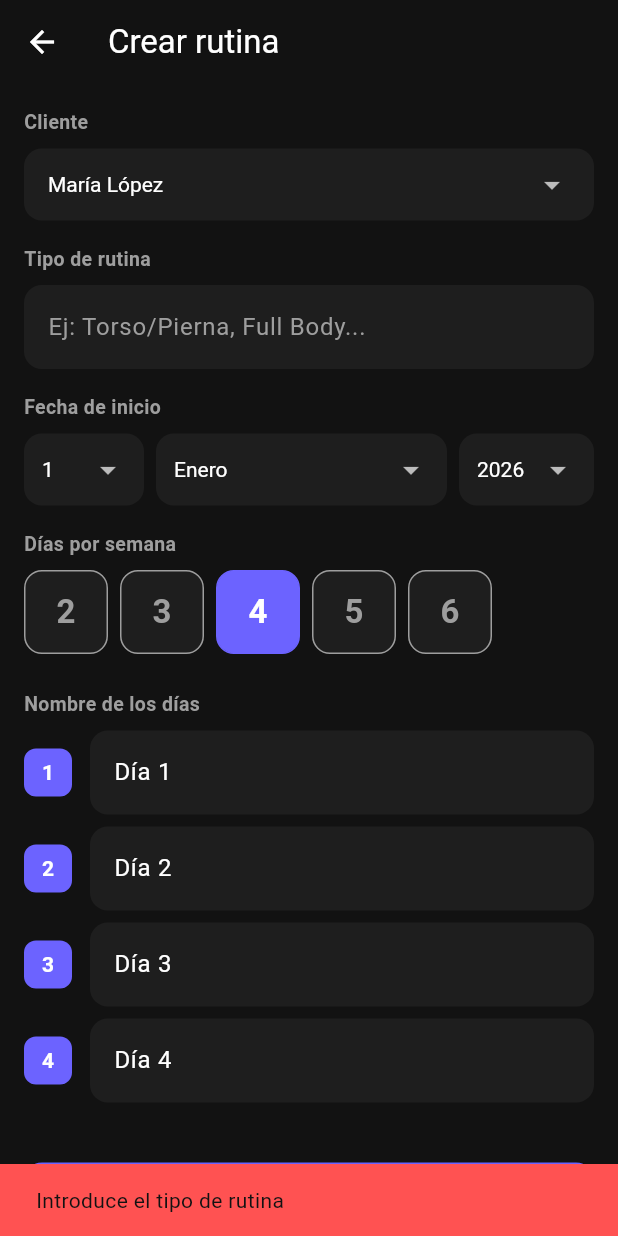
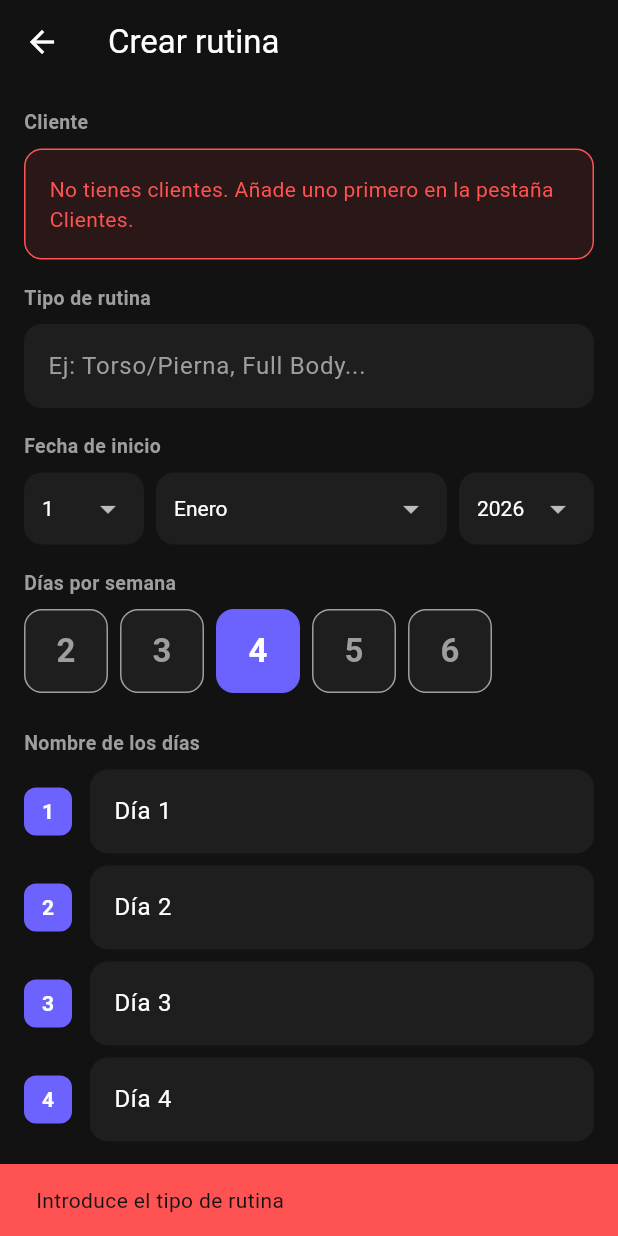
Before and after one commit to jandrobalboa-eng/FitConect, a Flutter app: the CrearRutinaScreen screen opened directly, after a tap on "Crear rutina", on a phone screen of 412 x 824 dp. Run offline on Flutter 3.47's test engine with Material 3 defaults, Android fonts, the phone set to English and light mode, and no system bars; our stand-ins replace dio, fl_chart, flutter_riverpod, flutter_secure_storage, shared_preferences; accounts and stored records are empty.

```diff
--- a/lib/features/entrenador/screens/crear_rutina_screen.dart
+++ b/lib/features/entrenador/screens/crear_rutina_screen.dart
@@ -2,6 +2,7 @@ import 'package:flutter/material.dart';
 import 'package:flutter_riverpod/flutter_riverpod.dart';
 import '../models/rutina_entrenador_model.dart';
 import '../providers/rutinas_entrenador_provider.dart';
+import '../providers/clientes_entrenador_provider.dart';
 
 class CrearRutinaScreen extends ConsumerStatefulWidget {
   const CrearRutinaScreen({super.key});
@@ -18,13 +19,9 @@ class _CrearRutinaScreenState extends ConsumerState<CrearRutinaScreen> {
   String _anioSeleccionado = '2026';
   final List<TextEditingController> _nombreDiasControllers = [];
 
-  String _clienteSeleccionado = 'María López';
-  String _clienteEmailSeleccionado = 'cliente1@fitconnect.com';
-
-  final List<Map<String, String>> _clientes = [
-    {'nombre': 'María López', 'email': 'cliente1@fitconnect.com'},
-    {'nombre': 'Carlos García', 'email': 'cliente2@fitconnect.com'},
-  ];
+  String _clienteSeleccionado = '';
+  String _clienteEmailSeleccionado = '';
+  List<Map<String, String>> _clientes = [];
 
   final List<String> _meses = [
     'Enero',
@@ -47,6 +44,18 @@ class _CrearRutinaScreenState extends ConsumerState<CrearRutinaScreen> {
   void initState() {
     super.initState();
     _actualizarDias();
+    WidgetsBinding.instance.addPostFrameCallback((_) {
+      final clientes = ref.read(clientesEntrenadorProvider);
+      setState(() {
+        _clientes = clientes
+            .map((c) => {'nombre': c.nombre, 'email': c.email})
+            .toList();
+        if (_clientes.isNotEmpty) {
+          _clienteSeleccionado = _clientes[0]['nombre']!;
+          _clienteEmailSeleccionado = _clientes[0]['email']!;
+        }
+      });
+    });
   }
 
   void _actualizarDias() {
@@ -76,10 +85,19 @@ class _CrearRutinaScreenState extends ConsumerState<CrearRutinaScreen> {
       return;
     }
 
+    if (_clientes.isEmpty) {
+      ScaffoldMessenger.of(context).showSnackBar(
+        const SnackBar(
+          content: Text('Primero añade un cliente en la pestaña Clientes'),
+          backgroundColor: Colors.redAccent,
+        ),
+      );
+      return;
+    }
+
     final nombreDias = _nombreDiasControllers
         .map((c) => c.text.trim())
         .toList();
-
     final fechaInicio =
         '$_diaSeleccionado/$_mesSeleccionado/$_anioSeleccionado';
 
@@ -128,16 +146,30 @@ class _CrearRutinaScreenState extends ConsumerState<CrearRutinaScreen> {
         child: Column(
           crossAxisAlignment: CrossAxisAlignment.start,
           children: [
-            // Cliente
             _seccion('Cliente'),
-            Container(
+            _clientes.isEmpty
+                ? Container(
+                    padding: const EdgeInsets.all(16),
+                    decoration: BoxDecoration(
+                      color: Colors.redAccent.withValues(alpha: 0.1),
+                      borderRadius: BorderRadius.circular(12),
+                      border: Border.all(color: Colors.redAccent),
+                    ),
+                    child: const Text(
+                      'No tienes clientes. Añade uno primero en la pestaña Clientes.',
+                      style: TextStyle(color: Colors.redAccent),
+                    ),
+                  )
+                : Container(
                     padding: const EdgeInsets.symmetric(horizontal: 16),
                     decoration: BoxDecoration(
                       color: const Color(0xFF1E1E1E),
                       borderRadius: BorderRadius.circular(12),
                     ),
                     child: DropdownButton<String>(
-                value: _clienteSeleccionado,
+                      value: _clienteSeleccionado.isEmpty
+                          ? null
+                          : _clienteSeleccionado,
                       isExpanded: true,
                       dropdownColor: const Color(0xFF1E1E1E),
                       underline: const SizedBox(),
@@ -163,17 +195,12 @@ class _CrearRutinaScreenState extends ConsumerState<CrearRutinaScreen> {
                     ),
                   ),
             const SizedBox(height: 16),
-
-            // Tipo
             _seccion('Tipo de rutina'),
             _inputField(_tipoController, 'Ej: Torso/Pierna, Full Body...'),
             const SizedBox(height: 16),
-
-            // Fecha inicio
             _seccion('Fecha de inicio'),
             Row(
               children: [
-                // Día
                 Container(
                   width: 80,
                   padding: const EdgeInsets.symmetric(horizontal: 12),
@@ -196,7 +223,6 @@ class _CrearRutinaScreenState extends ConsumerState<CrearRutinaScreen> {
                   ),
                 ),
                 const SizedBox(width: 8),
-                // Mes
                 Expanded(
                   child: Container(
                     padding: const EdgeInsets.symmetric(horizontal: 12),
@@ -221,7 +247,6 @@ class _CrearRutinaScreenState extends ConsumerState<CrearRutinaScreen> {
                   ),
                 ),
                 const SizedBox(width: 8),
-                // Año
                 Container(
                   width: 90,
                   padding: const EdgeInsets.symmetric(horizontal: 12),
@@ -245,8 +270,6 @@ class _CrearRutinaScreenState extends ConsumerState<CrearRutinaScreen> {
               ],
             ),
             const SizedBox(height: 16),
-
-            // Días por semana
             _seccion('Días por semana'),
             Wrap(
               spacing: 8,
@@ -289,8 +312,6 @@ class _CrearRutinaScreenState extends ConsumerState<CrearRutinaScreen> {
               }).toList(),
             ),
             const SizedBox(height: 16),
-
-            // Nombre de los días
             _seccion('Nombre de los días'),
             ...List.generate(_diasPorSemana, (i) {
               return Padding(
@@ -326,7 +347,6 @@ class _CrearRutinaScreenState extends ConsumerState<CrearRutinaScreen> {
               );
             }),
             const SizedBox(height: 32),
-
             SizedBox(
               width: double.infinity,
               child: ElevatedButton.icon(
```
Lines whose indentation alone changed are shown as unchanged.
